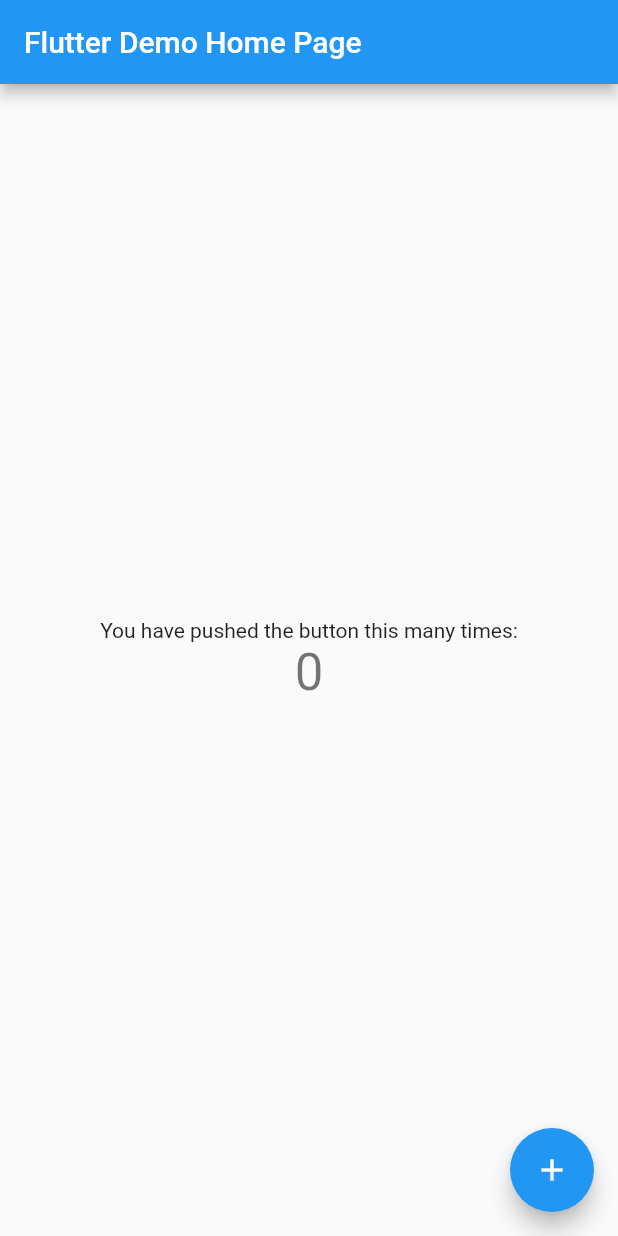
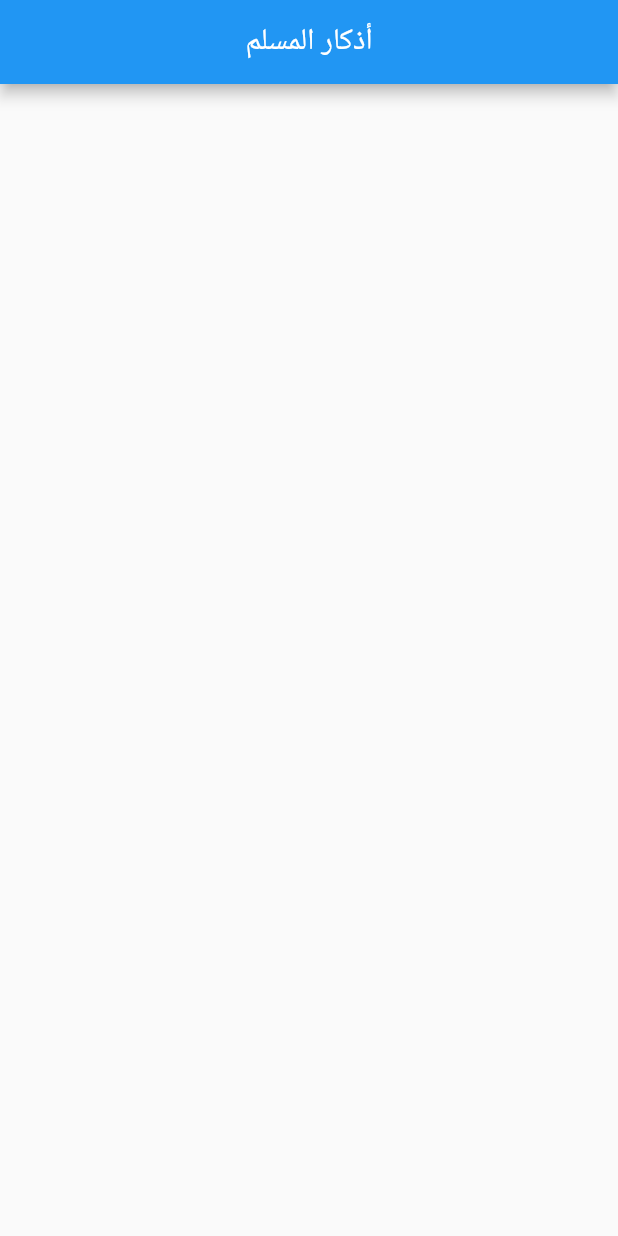
Before and after one commit to devmfouad/azkar, a Flutter app: the screen it shows after launch, on a phone screen of 412 x 824 dp. Run offline on Flutter 3.47's test engine with Material 2 defaults, Android fonts, the phone set to English and light mode, and no system bars.

Commit message:
init home screen

```diff
--- a/lib/main.dart
+++ b/lib/main.dart
@@ -1,113 +1,17 @@
+import 'package:azkar/screens/home_screen.dart';
 import 'package:flutter/material.dart';
 
 void main() {
-  runApp(MyApp());
+  runApp(App());
 }
 
-class MyApp extends StatelessWidget {
-  // This widget is the root of your application.
+class App extends StatelessWidget {
+  const App({Key? key}) : super(key: key);
+
   @override
   Widget build(BuildContext context) {
     return MaterialApp(
-      title: 'Flutter Demo',
-      theme: ThemeData(
-        // This is the theme of your application.
-        //
-        // Try running your application with "flutter run". You'll see the
-        // application has a blue toolbar. Then, without quitting the app, try
-        // changing the primarySwatch below to Colors.green and then invoke
-        // "hot reload" (press "r" in the console where you ran "flutter run",
-        // or simply save your changes to "hot reload" in a Flutter IDE).
-        // Notice that the counter didn't reset back to zero; the application
-        // is not restarted.
-        primarySwatch: Colors.blue,
-      ),
-      home: MyHomePage(title: 'Flutter Demo Home Page'),
+      home: HomeScreen(),
     );
   }
 }
-
-class MyHomePage extends StatefulWidget {
-  MyHomePage({Key? key, required this.title}) : super(key: key);
-
-  // This widget is the home page of your application. It is stateful, meaning
-  // that it has a State object (defined below) that contains fields that affect
-  // how it looks.
-
-  // This class is the configuration for the state. It holds the values (in this
-  // case the title) provided by the parent (in this case the App widget) and
-  // used by the build method of the State. Fields in a Widget subclass are
-  // always marked "final".
-
-  final String title;
-
-  @override
-  _MyHomePageState createState() => _MyHomePageState();
-}
-
-class _MyHomePageState extends State<MyHomePage> {
-  int _counter = 0;
-
-  void _incrementCounter() {
-    setState(() {
-      // This call to setState tells the Flutter framework that something has
-      // changed in this State, which causes it to rerun the build method below
-      // so that the display can reflect the updated values. If we changed
-      // _counter without calling setState(), then the build method would not be
-      // called again, and so nothing would appear to happen.
-      _counter++;
-    });
-  }
-
-  @override
-  Widget build(BuildContext context) {
-    // This method is rerun every time setState is called, for instance as done
-    // by the _incrementCounter method above.
-    //
-    // The Flutter framework has been optimized to make rerunning build methods
-    // fast, so that you can just rebuild anything that needs updating rather
-    // than having to individually change instances of widgets.
-    return Scaffold(
-      appBar: AppBar(
-        // Here we take the value from the MyHomePage object that was created by
-        // the App.build method, and use it to set our appbar title.
-        title: Text(widget.title),
-      ),
-      body: Center(
-        // Center is a layout widget. It takes a single child and positions it
-        // in the middle of the parent.
-        child: Column(
-          // Column is also a layout widget. It takes a list of children and
-          // arranges them vertically. By default, it sizes itself to fit its
-          // children horizontally, and tries to be as tall as its parent.
-          //
-          // Invoke "debug painting" (press "p" in the console, choose the
-          // "Toggle Debug Paint" action from the Flutter Inspector in Android
-          // Studio, or the "Toggle Debug Paint" command in Visual Studio Code)
-          // to see the wireframe for each widget.
-          //
-          // Column has various properties to control how it sizes itself and
-          // how it positions its children. Here we use mainAxisAlignment to
-          // center the children vertically; the main axis here is the vertical
-          // axis because Columns are vertical (the cross axis would be
-          // horizontal).
-          mainAxisAlignment: MainAxisAlignment.center,
-          children: <Widget>[
-            Text(
-              'You have pushed the button this many times:',
-            ),
-            Text(
-              '$_counter',
-              style: Theme.of(context).textTheme.headline4,
-            ),
-          ],
-        ),
-      ),
-      floatingActionButton: FloatingActionButton(
-        onPressed: _incrementCounter,
-        tooltip: 'Increment',
-        child: Icon(Icons.add),
-      ), // This trailing comma makes auto-formatting nicer for build methods.
-    );
-  }
-}
--- /dev/null
+++ b/lib/screens/home_screen.dart
@@ -0,0 +1,15 @@
+import 'package:flutter/material.dart';
+
+class HomeScreen extends StatelessWidget {
+  const HomeScreen({Key? key}) : super(key: key);
+
+  @override
+  Widget build(BuildContext context) {
+    return Scaffold(
+      appBar: AppBar(
+        title: Text("أذكار المسلم"),
+        centerTitle: true,
+      ),
+    );
+  }
+}
```
Also changed, not shown: 2 other files.
